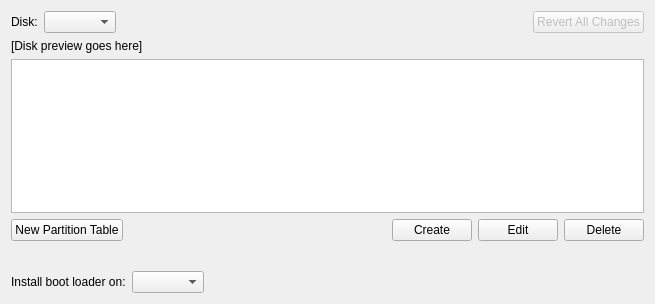
Above: src/modules/partition/PartitionPage.ui from calamares/calamares before the change. Below: the same form after it.
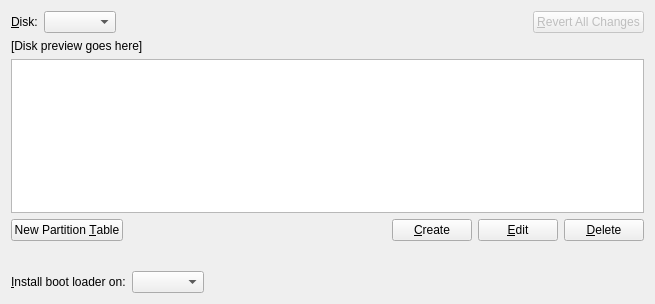
That is the form after the change.

Commit message: Add mnemonics to UI elements

```diff
--- a/src/modules/partition/PartitionPage.ui
+++ b/src/modules/partition/PartitionPage.ui
@@ -19,7 +19,7 @@
      <item>
       <widget class="QLabel" name="label_2">
        <property name="text">
-        <string>Disk:</string>
+        <string>&amp;Disk:</string>
        </property>
        <property name="buddy">
         <cstring>deviceComboBox</cstring>
@@ -48,7 +48,7 @@
         <bool>false</bool>
        </property>
        <property name="text">
-        <string>Revert All Changes</string>
+        <string>&amp;Revert All Changes</string>
        </property>
       </widget>
      </item>
@@ -82,7 +82,7 @@
      <item>
       <widget class="QPushButton" name="newPartitionTableButton">
        <property name="text">
-        <string>New Partition Table</string>
+        <string>New Partition &amp;Table</string>
        </property>
       </widget>
      </item>
@@ -102,21 +102,21 @@
      <item>
       <widget class="QPushButton" name="createButton">
        <property name="text">
-        <string>Create</string>
+        <string>&amp;Create</string>
        </property>
       </widget>
      </item>
      <item>
       <widget class="QPushButton" name="editButton">
        <property name="text">
-        <string>Edit</string>
+        <string>&amp;Edit</string>
        </property>
       </widget>
      </item>
      <item>
       <widget class="QPushButton" name="deleteButton">
        <property name="text">
-        <string>Delete</string>
+        <string>&amp;Delete</string>
        </property>
       </widget>
      </item>
@@ -143,7 +143,7 @@
      <item>
       <widget class="QLabel" name="label_3">
        <property name="text">
-        <string>Install boot loader on:</string>
+        <string>&amp;Install boot loader on:</string>
        </property>
        <property name="buddy">
         <cstring>bootLoaderComboBox</cstring>
```
Left out of the diff: 2 changed lines with no effect on the pictures.
